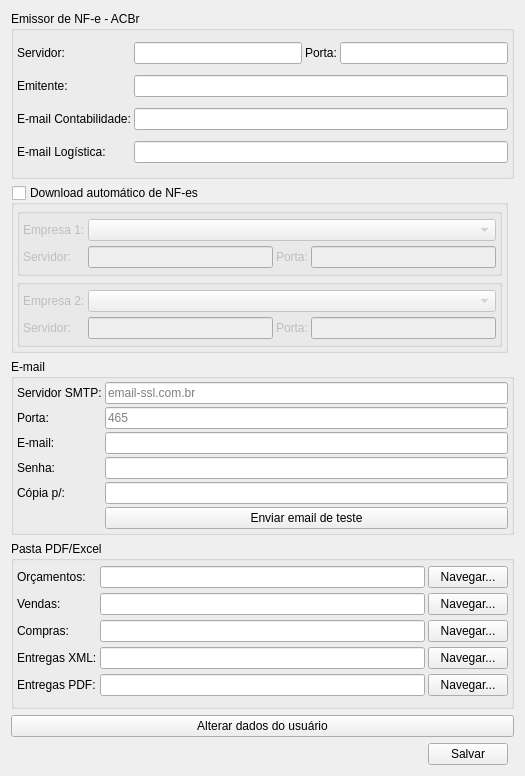
Old version of the form ui/userconfig.ui in the repository darktorres/ERP-STACCATO.
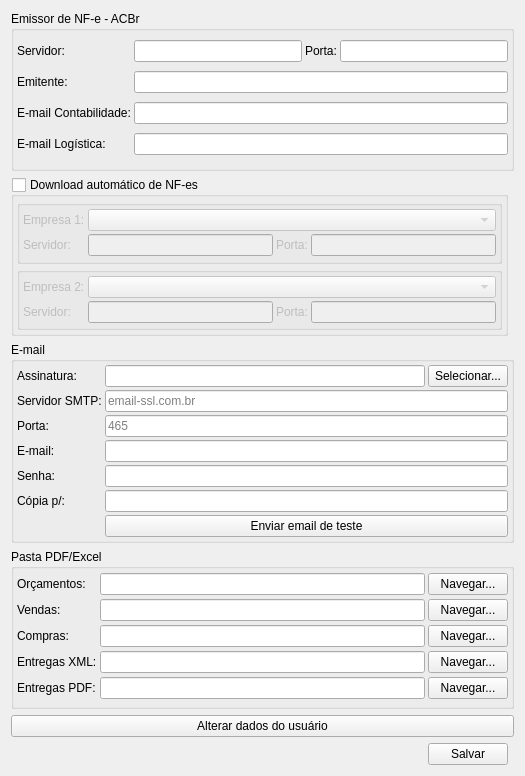
New version of the form. Custom widgets are drawn as their Qt base class.

Commit message: Cadastro de assinatura do email

Diff of the .ui file:
```diff
--- a/ui/userconfig.ui
+++ b/ui/userconfig.ui
@@ -41,16 +41,6 @@
       <property name="spacing">
        <number>3</number>
       </property>
-      <item row="7" column="1">
-       <widget class="QLineEdit" name="lineEditEmailSenha">
-        <property name="echoMode">
-         <enum>QLineEdit::Password</enum>
-        </property>
-        <property name="clearButtonEnabled">
-         <bool>true</bool>
-        </property>
-       </widget>
-      </item>
       <item row="8" column="0">
        <widget class="QLabel" name="label_10">
         <property name="text">
@@ -58,30 +48,6 @@
         </property>
        </widget>
       </item>
-      <item row="3" column="1">
-       <widget class="QLineEdit" name="lineEditPortaSMTP">
-        <property name="placeholderText">
-         <string>465</string>
-        </property>
-        <property name="clearButtonEnabled">
-         <bool>true</bool>
-        </property>
-       </widget>
-      </item>
-      <item row="5" column="0">
-       <widget class="QLabel" name="label_6">
-        <property name="text">
-         <string>E-mail:</string>
-        </property>
-       </widget>
-      </item>
-      <item row="7" column="0">
-       <widget class="QLabel" name="label_7">
-        <property name="text">
-         <string>Senha:</string>
-        </property>
-       </widget>
-      </item>
       <item row="1" column="0">
        <widget class="QLabel" name="label_4">
         <property name="text">
@@ -96,7 +62,48 @@
         </property>
        </widget>
       </item>
-      <item row="1" column="1">
+      <item row="0" column="0">
+       <widget class="QLabel" name="label_20">
+        <property name="text">
+         <string>Assinatura:</string>
+        </property>
+       </widget>
+      </item>
+      <item row="0" column="1">
+       <widget class="QLineEdit" name="lineEditAssinaturaEmail">
+        <property name="clearButtonEnabled">
+         <bool>true</bool>
+        </property>
+       </widget>
+      </item>
+      <item row="7" column="0">
+       <widget class="QLabel" name="label_7">
+        <property name="text">
+         <string>Senha:</string>
+        </property>
+       </widget>
+      </item>
+      <item row="5" column="0">
+       <widget class="QLabel" name="label_6">
+        <property name="text">
+         <string>E-mail:</string>
+        </property>
+       </widget>
+      </item>
+      <item row="0" column="2">
+       <widget class="QPushButton" name="pushButtonSelecionarAssinatura">
+        <property name="enabled">
+         <bool>true</bool>
+        </property>
+        <property name="text">
+         <string>Selecionar...</string>
+        </property>
+        <property name="autoDefault">
+         <bool>false</bool>
+        </property>
+       </widget>
+      </item>
+      <item row="1" column="1" colspan="2">
        <widget class="QLineEdit" name="lineEditServidorSMTP">
         <property name="placeholderText">
          <string>email-ssl.com.br</string>
@@ -106,21 +113,41 @@
         </property>
        </widget>
       </item>
-      <item row="5" column="1">
+      <item row="3" column="1" colspan="2">
+       <widget class="QLineEdit" name="lineEditPortaSMTP">
+        <property name="placeholderText">
+         <string>465</string>
+        </property>
+        <property name="clearButtonEnabled">
+         <bool>true</bool>
+        </property>
+       </widget>
+      </item>
+      <item row="5" column="1" colspan="2">
        <widget class="QLineEdit" name="lineEditEmail">
         <property name="clearButtonEnabled">
          <bool>true</bool>
         </property>
        </widget>
       </item>
-      <item row="8" column="1">
+      <item row="7" column="1" colspan="2">
+       <widget class="QLineEdit" name="lineEditEmailSenha">
+        <property name="echoMode">
+         <enum>QLineEdit::Password</enum>
+        </property>
+        <property name="clearButtonEnabled">
+         <bool>true</bool>
+        </property>
+       </widget>
+      </item>
+      <item row="8" column="1" colspan="2">
        <widget class="QLineEdit" name="lineEditEmailCopia">
         <property name="clearButtonEnabled">
          <bool>true</bool>
         </property>
        </widget>
       </item>
-      <item row="9" column="1">
+      <item row="9" column="1" colspan="2">
        <widget class="QPushButton" name="pushButtonEmailTeste">
         <property name="enabled">
          <bool>true</bool>
```
The commit also changes 3 other files.
